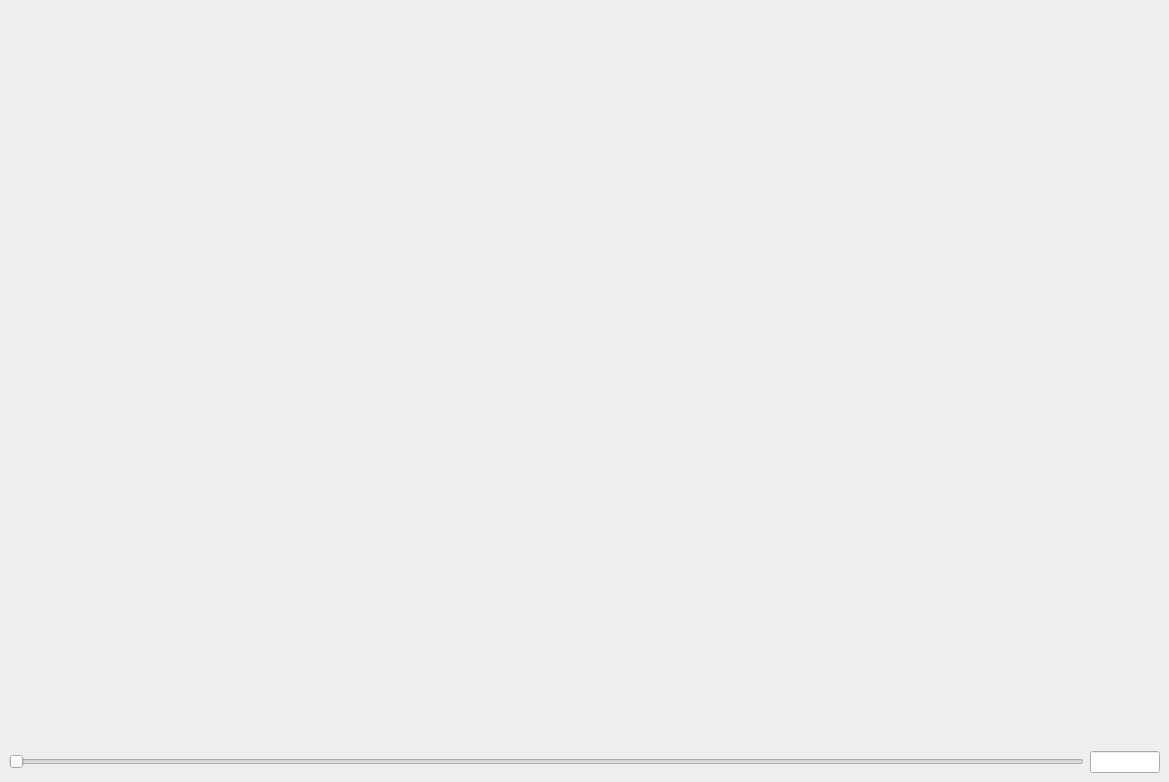
Above: lokaverkefni/GUI/mainframe.ui from reykjalin/Gagnavinnsla before the change. Below: the same form after it.
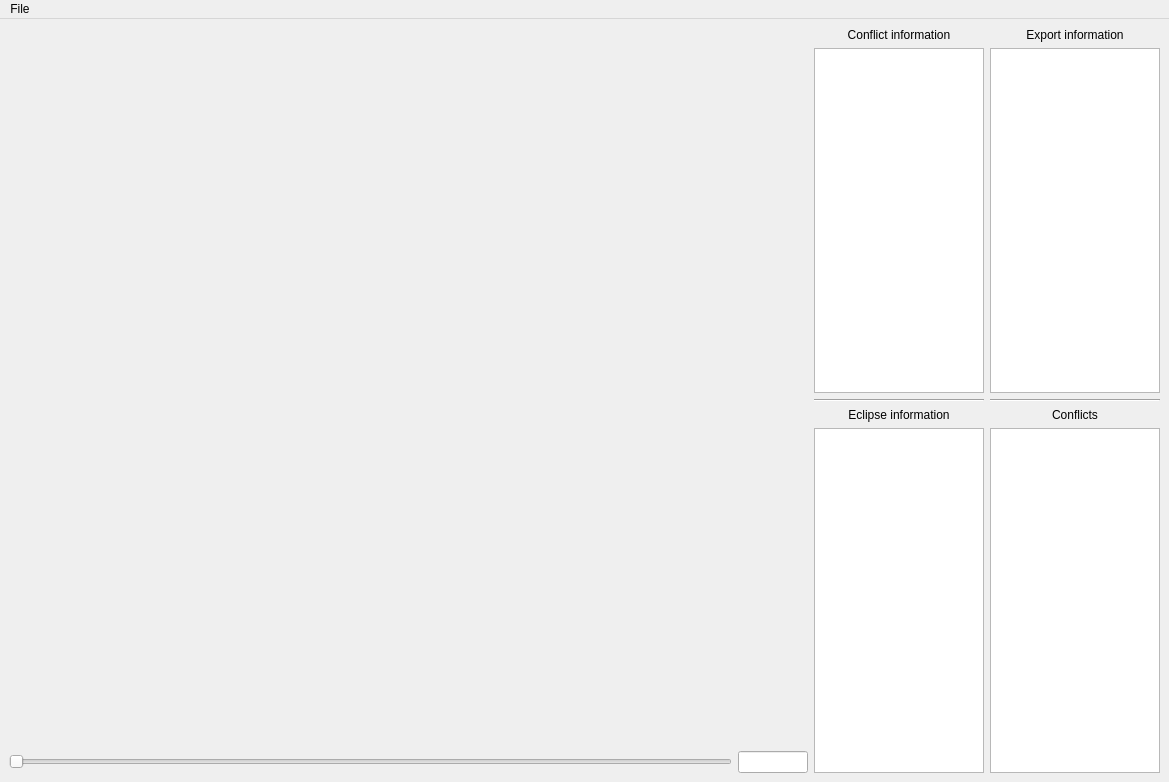
That is the form after the change.

Diff of the .ui file:
```diff
--- a/lokaverkefni/GUI/mainframe.ui
+++ b/lokaverkefni/GUI/mainframe.ui
@@ -14,7 +14,12 @@
    <string>Conflict map</string>
   </property>
   <widget class="QWidget" name="centralwidget">
-   <layout class="QVBoxLayout" name="vlayout">
+   <layout class="QHBoxLayout" name="horizontalLayout">
+    <item>
+     <layout class="QVBoxLayout" name="verticalLayout">
+      <property name="sizeConstraint">
+       <enum>QLayout::SetMaximumSize</enum>
+      </property>
     <item>
      <widget class="QWidget" name="mplframe" native="true">
       <property name="sizePolicy">
@@ -23,6 +28,12 @@
         <verstretch>0</verstretch>
        </sizepolicy>
       </property>
+        <property name="minimumSize">
+         <size>
+          <width>0</width>
+          <height>0</height>
+         </size>
+        </property>
       <layout class="QVBoxLayout" name="mplvlayout"/>
       <zorder>slyear</zorder>
       <zorder>txtyear</zorder>
@@ -68,7 +79,184 @@
      </layout>
     </item>
    </layout>
-  </widget>
+    </item>
+    <item>
+     <layout class="QVBoxLayout" name="verticalLayout_2">
+      <property name="sizeConstraint">
+       <enum>QLayout::SetMinimumSize</enum>
+      </property>
+      <item>
+       <widget class="QLabel" name="label">
+        <property name="text">
+         <string>Conflict information</string>
+        </property>
+        <property name="alignment">
+         <set>Qt::AlignCenter</set>
+        </property>
+       </widget>
+      </item>
+      <item>
+       <widget class="QTextBrowser" name="textBrowser">
+        <property name="minimumSize">
+         <size>
+          <width>0</width>
+          <height>0</height>
+         </size>
+        </property>
+        <property name="maximumSize">
+         <size>
+          <width>170</width>
+          <height>16777215</height>
+         </size>
+        </property>
+        <property name="horizontalScrollBarPolicy">
+         <enum>Qt::ScrollBarAsNeeded</enum>
+        </property>
+       </widget>
+      </item>
+      <item>
+       <widget class="Line" name="line">
+        <property name="orientation">
+         <enum>Qt::Horizontal</enum>
+        </property>
+       </widget>
+      </item>
+      <item>
+       <widget class="QLabel" name="label_2">
+        <property name="text">
+         <string>Eclipse information</string>
+        </property>
+        <property name="alignment">
+         <set>Qt::AlignCenter</set>
+        </property>
+       </widget>
+      </item>
+      <item>
+       <widget class="QTextBrowser" name="textBrowser_2">
+        <property name="minimumSize">
+         <size>
+          <width>0</width>
+          <height>0</height>
+         </size>
+        </property>
+        <property name="maximumSize">
+         <size>
+          <width>170</width>
+          <height>16777215</height>
+         </size>
+        </property>
+        <property name="horizontalScrollBarPolicy">
+         <enum>Qt::ScrollBarAsNeeded</enum>
+        </property>
+       </widget>
+      </item>
+     </layout>
+    </item>
+    <item>
+     <layout class="QVBoxLayout" name="verticalLayout_3">
+      <property name="sizeConstraint">
+       <enum>QLayout::SetMinimumSize</enum>
+      </property>
+      <item>
+       <widget class="QLabel" name="label_4">
+        <property name="text">
+         <string>Export information</string>
+        </property>
+        <property name="alignment">
+         <set>Qt::AlignCenter</set>
+        </property>
+       </widget>
+      </item>
+      <item>
+       <widget class="QTextBrowser" name="textBrowser_3">
+        <property name="minimumSize">
+         <size>
+          <width>0</width>
+          <height>0</height>
+         </size>
+        </property>
+        <property name="maximumSize">
+         <size>
+          <width>170</width>
+          <height>16777215</height>
+         </size>
+        </property>
+        <property name="horizontalScrollBarPolicy">
+         <enum>Qt::ScrollBarAsNeeded</enum>
+        </property>
+       </widget>
+      </item>
+      <item>
+       <widget class="Line" name="line_2">
+        <property name="orientation">
+         <enum>Qt::Horizontal</enum>
+        </property>
+       </widget>
+      </item>
+      <item>
+       <widget class="QLabel" name="label_3">
+        <property name="text">
+         <string>Conflicts</string>
+        </property>
+        <property name="alignment">
+         <set>Qt::AlignCenter</set>
+        </property>
+       </widget>
+      </item>
+      <item>
+       <widget class="QTextBrowser" name="textBrowser_4">
+        <property name="minimumSize">
+         <size>
+          <width>0</width>
+          <height>0</height>
+         </size>
+        </property>
+        <property name="maximumSize">
+         <size>
+          <width>170</width>
+          <height>16777215</height>
+         </size>
+        </property>
+        <property name="horizontalScrollBarPolicy">
+         <enum>Qt::ScrollBarAsNeeded</enum>
+        </property>
+       </widget>
+      </item>
+     </layout>
+    </item>
+   </layout>
+   <zorder>mplframe</zorder>
+   <zorder>slyear</zorder>
+   <zorder>txtyear</zorder>
+   <zorder>textBrowser</zorder>
+   <zorder>textBrowser_2</zorder>
+   <zorder>textBrowser_3</zorder>
+   <zorder>textBrowser_4</zorder>
+   <zorder></zorder>
+   <zorder>textBrowser</zorder>
+  </widget>
+  <widget class="QMenuBar" name="menuBar">
+   <property name="geometry">
+    <rect>
+     <x>0</x>
+     <y>0</y>
+     <width>1169</width>
+     <height>27</height>
+    </rect>
+   </property>
+   <widget class="QMenu" name="menuGenerate_Globe">
+    <property name="title">
+     <string>File</string>
+    </property>
+    <addaction name="actionGenerate_Globe"/>
+   </widget>
+   <addaction name="menuGenerate_Globe"/>
+  </widget>
+  <action name="actionGenerate_Globe">
+   <property name="text">
+    <string>Generate Globe</string>
+   </property>
+  </action>
  </widget>
  <resources/>
  <connections/>
```
Lines whose indentation alone changed are shown as unchanged.
